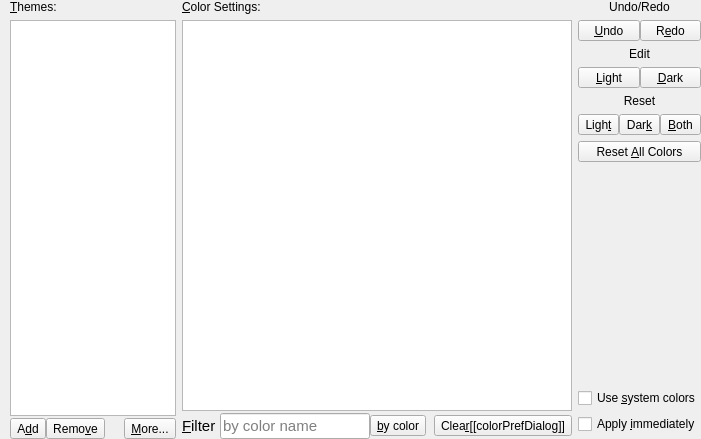
This is src/frontends/qt/ui/PrefColorsUi.ui in kojiOnHill/lyx as Qt 5 draws it before an edit. The edited form follows.
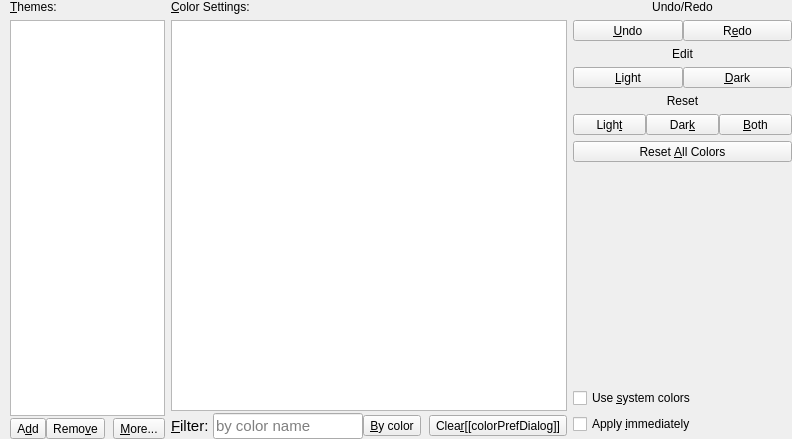
This is the edited form.

Diff of the .ui file:
```diff
--- a/src/frontends/qt/ui/PrefColorsUi.ui
+++ b/src/frontends/qt/ui/PrefColorsUi.ui
@@ -6,7 +6,7 @@
    <rect>
     <x>0</x>
     <y>0</y>
-    <width>701</width>
+    <width>792</width>
     <height>439</height>
    </rect>
   </property>
@@ -33,12 +33,12 @@
     <number>0</number>
    </property>
    <property name="horizontalSpacing">
-    <number>-1</number>
+    <number>6</number>
    </property>
    <item row="1" column="0" colspan="3">
     <layout class="QGridLayout" name="gridLayout" rowstretch="0,0,0,0,0,0,0,0,0,0,0" columnstretch="0,0,0">
      <property name="horizontalSpacing">
-      <number>-1</number>
+      <number>6</number>
      </property>
      <item row="7" column="2">
       <spacer name="lowerVerticalSpacer">
@@ -355,7 +355,7 @@
          <item row="1" column="3">
           <widget class="QToolButton" name="colorChooserPB">
            <property name="text">
-            <string>&amp;by color</string>
+            <string>&amp;By color</string>
            </property>
           </widget>
          </item>
@@ -409,7 +409,7 @@
             </font>
            </property>
            <property name="text">
-            <string>&amp;Filter</string>
+            <string>&amp;Filter:</string>
            </property>
            <property name="buddy">
             <cstring>searchStringEdit</cstring>
@@ -450,7 +450,7 @@
           <enum>Qt::Orientation::Horizontal</enum>
          </property>
          <property name="sizeType">
-          <enum>QSizePolicy::Policy::Expanding</enum>
+          <enum>QSizePolicy::Fixed</enum>
          </property>
          <property name="sizeHint" stdset="0">
           <size>
```
Left out of the diff: 30 changed lines with no effect on the pictures.
